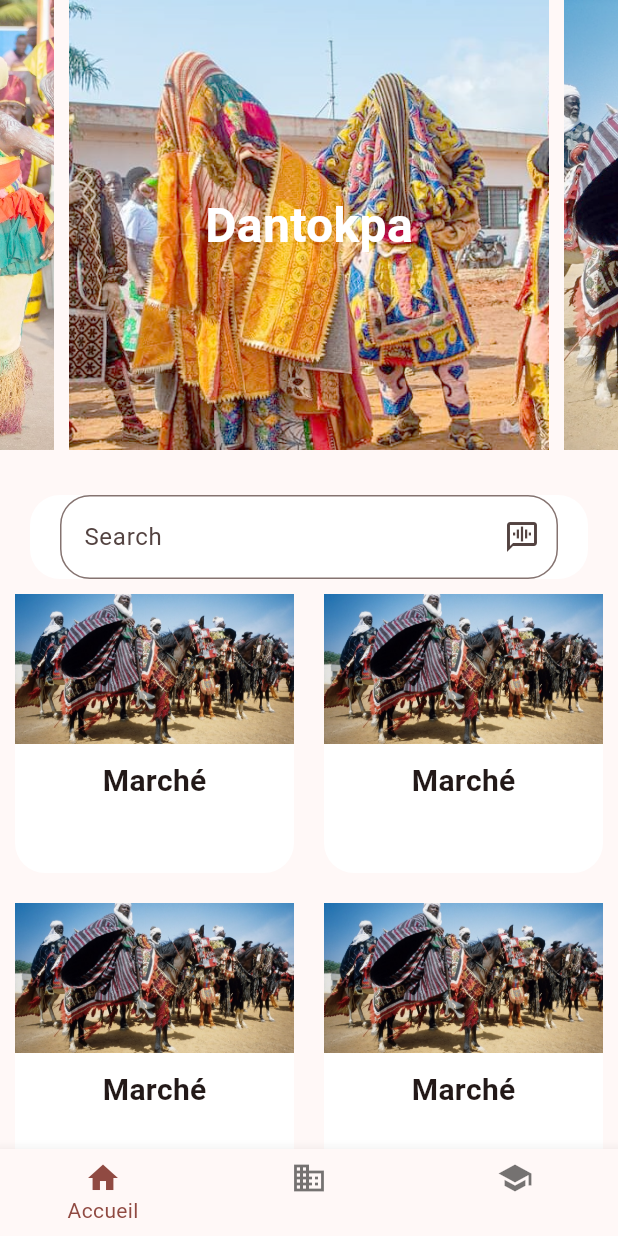
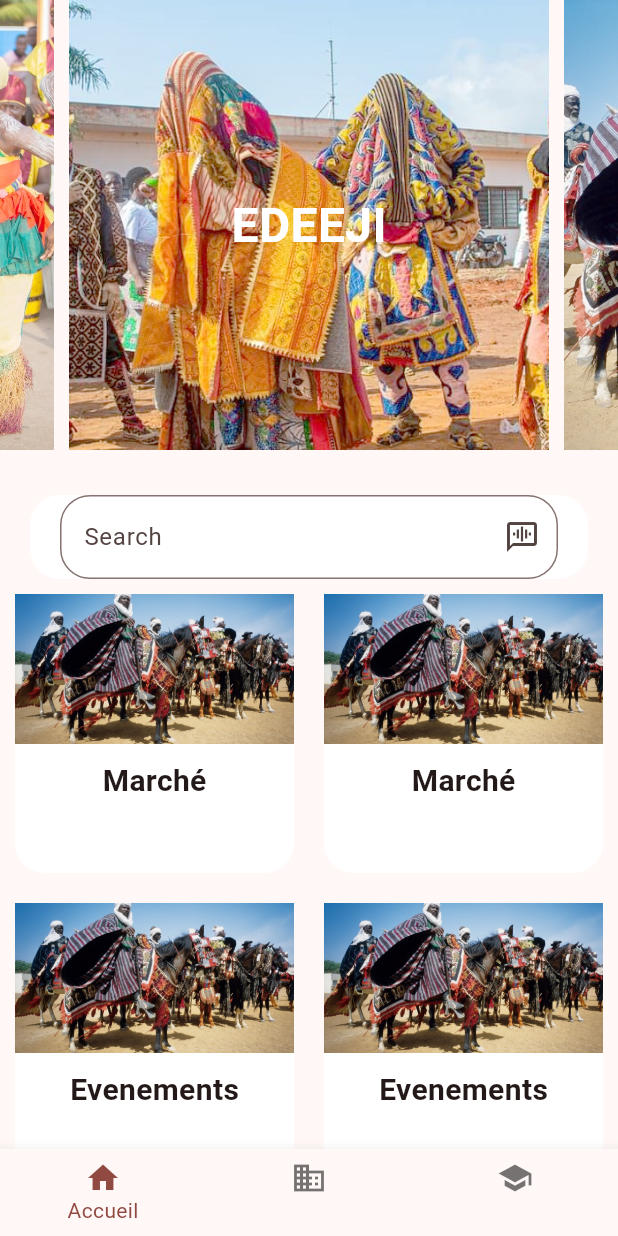
Before and after one commit to savin10/edeeji-nerdx, a Flutter app: the screen it shows after launch, on a phone screen of 412 x 824 dp. Run offline on Flutter 3.47's test engine with Material 3 defaults, Android fonts, the phone set to English and light mode, and no system bars; drawn by our look-alikes of carousel_slider.

Commit message:
version 1.2

```diff
--- a/lib/pages/calendrier.dart
+++ b/lib/pages/calendrier.dart
@@ -52,16 +52,16 @@ class _CalendrierState extends State<Calendrier> {
           leading: CircleAvatar(
             backgroundImage: AssetImage('assets/images/1.jpeg'),
           ),
-          title: Text('Dantokpa'),
-          subtitle: Text('Marché de Dantokpa'),
+          title: Text('Cococodji'),
+          subtitle: Text('Marché de Cococodji'),
           trailing: Icon(Icons.voice_chat),
         ),
         const ListTile(
           leading: CircleAvatar(
             backgroundImage: AssetImage('assets/images/1.jpeg'),
           ),
-          title: Text('Dantokpa'),
-          subtitle: Text('Marché de Dantokpa'),
+          title: Text('Houndjro'),
+          subtitle: Text('Marché de Houndjro'),
           trailing: Icon(Icons.voice_chat),
         ),
       ],
--- a/lib/pages/home.dart
+++ b/lib/pages/home.dart
@@ -39,7 +39,7 @@ class _HomeState extends State<Home> {
                         mainAxisAlignment: MainAxisAlignment.center,
                         children: [
                           Text(
-                            'Dantokpa',
+                            'EDEEJI',
                             style: TextStyle(
                               fontSize: 32.0,
                               fontWeight: FontWeight.bold,
@@ -87,7 +87,7 @@ class _HomeState extends State<Home> {
         GridView.builder(
           shrinkWrap: true,
           physics: const NeverScrollableScrollPhysics(),
-          itemCount: 4,
+          itemCount: 2,
           gridDelegate: const SliverGridDelegateWithFixedCrossAxisCount(
             crossAxisCount: 2,
           ),
@@ -124,6 +124,49 @@ class _HomeState extends State<Home> {
             );
           },
         ),
+
+      GridView.builder(
+          shrinkWrap: true,
+          physics: const NeverScrollableScrollPhysics(),
+          itemCount: 2,
+          gridDelegate: const SliverGridDelegateWithFixedCrossAxisCount(
+            crossAxisCount: 2,
+          ),
+          itemBuilder: (BuildContext context, int index) {
+            return Container(
+              margin: const EdgeInsets.all(10),
+              decoration: BoxDecoration(
+                color: Colors.white,
+                borderRadius: BorderRadius.circular(20),
+              ),
+              child: Column(
+                children: [
+                  Container(
+                    height: 100,
+                    decoration: const BoxDecoration(
+                      image: DecorationImage(
+                        image: AssetImage('assets/images/3.jpg'),
+                        fit: BoxFit.cover,
+                      ),
+                    ),
+                  ),
+                  const SizedBox(
+                    height: 10,
+                  ),
+                  const Text(
+                    'Evenements',
+                    style: TextStyle(
+                      fontSize: 20,
+                      fontWeight: FontWeight.bold,
+                    ),
+                  ),
+                ],
+              ),
+            );
+          },
+        ),
+
+
       ],
     ));
   }
```
Also changed, not shown: 6 other files.
